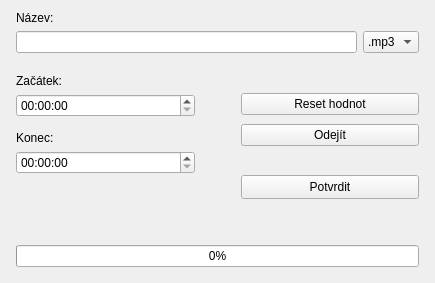
RxiPland/y2mate_desktop, file y2mate/editvideodialog.ui: the form before one commit.
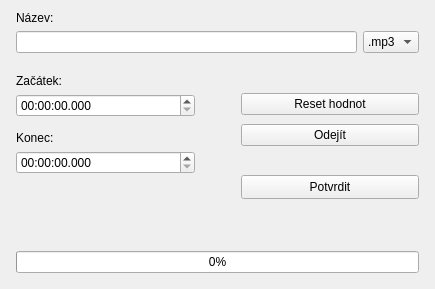
The form after the commit.

What changed in the file:
```diff
--- a/y2mate/editvideodialog.ui
+++ b/y2mate/editvideodialog.ui
@@ -7,7 +7,7 @@
     <x>0</x>
     <y>0</y>
     <width>435</width>
-    <height>283</height>
+    <height>289</height>
    </rect>
   </property>
   <property name="windowTitle">
@@ -139,7 +139,7 @@
               <enum>Qt::WheelFocus</enum>
              </property>
              <property name="displayFormat">
-              <string>HH:mm:ss</string>
+              <string>HH:mm:ss.zzz</string>
              </property>
             </widget>
            </item>
@@ -174,7 +174,7 @@
                 <enum>Qt::WheelFocus</enum>
                </property>
                <property name="displayFormat">
-                <string>HH:mm:ss</string>
+                <string>HH:mm:ss.zzz</string>
                </property>
               </widget>
              </item>
```
Left out of the diff: 6 changed lines with no effect on the pictures.
